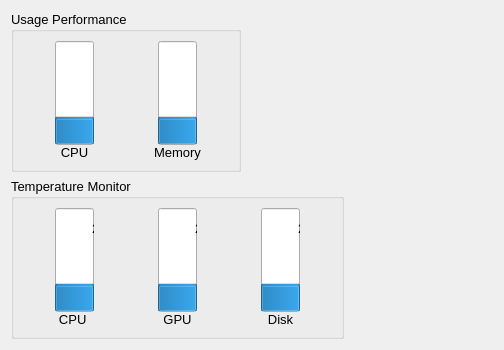
Old version of the form BLHardwareScaner/BLHardwareScaner/Ui/TempManagement.ui in the repository BurnellLiu/LiuProject.
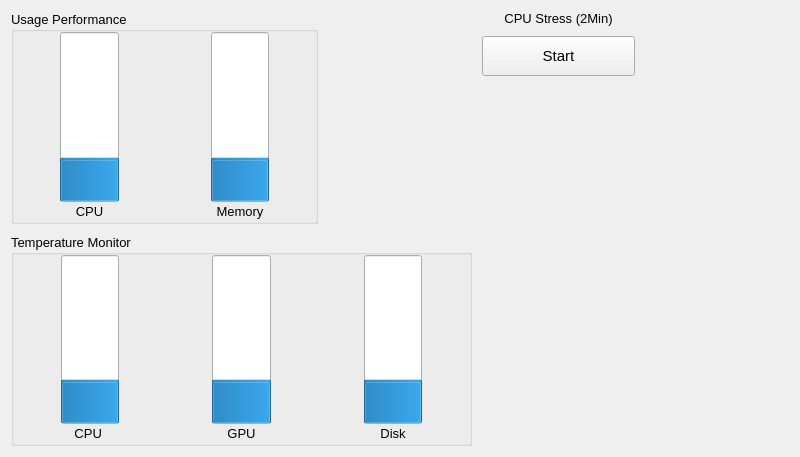
New version of the form.

```diff
--- a/BLHardwareScaner/BLHardwareScaner/Ui/TempManagement.ui
+++ b/BLHardwareScaner/BLHardwareScaner/Ui/TempManagement.ui
@@ -6,8 +6,8 @@
    <rect>
     <x>0</x>
     <y>0</y>
-    <width>504</width>
-    <height>350</height>
+    <width>800</width>
+    <height>457</height>
    </rect>
   </property>
   <property name="windowTitle">
@@ -16,8 +16,231 @@
   <property name="styleSheet">
    <string notr="true"/>
   </property>
-  <layout class="QFormLayout" name="formLayout">
-   <item row="1" column="0">
+  <layout class="QHBoxLayout" name="horizontalLayout_10">
+   <item>
+    <layout class="QHBoxLayout" name="horizontalLayout_9" stretch="3,1,1">
+     <property name="spacing">
+      <number>10</number>
+     </property>
+     <item>
+      <layout class="QVBoxLayout" name="verticalLayout_7">
+       <item>
+        <layout class="QHBoxLayout" name="horizontalLayout_8" stretch="2,1">
+         <property name="spacing">
+          <number>0</number>
+         </property>
+         <item>
+          <widget class="QGroupBox" name="groupBox">
+           <property name="font">
+            <font>
+             <family>Microsoft YaHei UI</family>
+             <pointsize>10</pointsize>
+            </font>
+           </property>
+           <property name="title">
+            <string>Usage Performance</string>
+           </property>
+           <layout class="QGridLayout" name="gridLayout_2">
+            <property name="margin">
+             <number>0</number>
+            </property>
+            <property name="spacing">
+             <number>0</number>
+            </property>
+            <item row="0" column="0">
+             <layout class="QHBoxLayout" name="horizontalLayout_3">
+              <property name="spacing">
+               <number>0</number>
+              </property>
+              <item>
+               <layout class="QVBoxLayout" name="verticalLayout_2" stretch="9,1">
+                <property name="spacing">
+                 <number>0</number>
+                </property>
+                <item>
+                 <layout class="QHBoxLayout" name="horizontalLayout_2" stretch="4,5,4">
+                  <property name="spacing">
+                   <number>0</number>
+                  </property>
+                  <item>
+                   <spacer name="horizontalSpacer_3">
+                    <property name="orientation">
+                     <enum>Qt::Horizontal</enum>
+                    </property>
+                    <property name="sizeHint" stdset="0">
+                     <size>
+                      <width>40</width>
+                      <height>20</height>
+                     </size>
+                    </property>
+                   </spacer>
+                  </item>
+                  <item>
+                   <widget class="QProgressBar" name="progressBarCpuUsage">
+                    <property name="sizePolicy">
+                     <sizepolicy hsizetype="Expanding" vsizetype="Expanding">
+                      <horstretch>0</horstretch>
+                      <verstretch>0</verstretch>
+                     </sizepolicy>
+                    </property>
+                    <property name="font">
+                     <font>
+                      <family>Microsoft YaHei UI</family>
+                      <pointsize>10</pointsize>
+                     </font>
+                    </property>
+                    <property name="styleSheet">
+                     <string notr="true"/>
+                    </property>
+                    <property name="value">
+                     <number>24</number>
+                    </property>
+                    <property name="alignment">
+                     <set>Qt::AlignHCenter|Qt::AlignTop</set>
+                    </property>
+                    <property name="orientation">
+                     <enum>Qt::Vertical</enum>
+                    </property>
+                   </widget>
+                  </item>
+                  <item>
+                   <spacer name="horizontalSpacer_4">
+                    <property name="orientation">
+                     <enum>Qt::Horizontal</enum>
+                    </property>
+                    <property name="sizeHint" stdset="0">
+                     <size>
+                      <width>40</width>
+                      <height>20</height>
+                     </size>
+                    </property>
+                   </spacer>
+                  </item>
+                 </layout>
+                </item>
+                <item>
+                 <widget class="QLabel" name="label_1">
+                  <property name="font">
+                   <font>
+                    <family>Microsoft YaHei UI</family>
+                    <pointsize>10</pointsize>
+                   </font>
+                  </property>
+                  <property name="text">
+                   <string>CPU</string>
+                  </property>
+                  <property name="alignment">
+                   <set>Qt::AlignCenter</set>
+                  </property>
+                 </widget>
+                </item>
+               </layout>
+              </item>
+              <item>
+               <layout class="QVBoxLayout" name="verticalLayout" stretch="9,1">
+                <property name="spacing">
+                 <number>0</number>
+                </property>
+                <item>
+                 <layout class="QHBoxLayout" name="horizontalLayout" stretch="4,5,4">
+                  <property name="spacing">
+                   <number>0</number>
+                  </property>
+                  <item>
+                   <spacer name="horizontalSpacer">
+                    <property name="orientation">
+                     <enum>Qt::Horizontal</enum>
+                    </property>
+                    <property name="sizeHint" stdset="0">
+                     <size>
+                      <width>40</width>
+                      <height>20</height>
+                     </size>
+                    </property>
+                   </spacer>
+                  </item>
+                  <item>
+                   <widget class="QProgressBar" name="progressBarMemUsage">
+                    <property name="sizePolicy">
+                     <sizepolicy hsizetype="Expanding" vsizetype="Expanding">
+                      <horstretch>0</horstretch>
+                      <verstretch>0</verstretch>
+                     </sizepolicy>
+                    </property>
+                    <property name="font">
+                     <font>
+                      <family>Microsoft YaHei UI</family>
+                      <pointsize>10</pointsize>
+                     </font>
+                    </property>
+                    <property name="styleSheet">
+                     <string notr="true"/>
+                    </property>
+                    <property name="value">
+                     <number>24</number>
+                    </property>
+                    <property name="alignment">
+                     <set>Qt::AlignHCenter|Qt::AlignTop</set>
+                    </property>
+                    <property name="orientation">
+                     <enum>Qt::Vertical</enum>
+                    </property>
+                   </widget>
+                  </item>
+                  <item>
+                   <spacer name="horizontalSpacer_2">
+                    <property name="orientation">
+                     <enum>Qt::Horizontal</enum>
+                    </property>
+                    <property name="sizeHint" stdset="0">
+                     <size>
+                      <width>40</width>
+                      <height>20</height>
+                     </size>
+                    </property>
+                   </spacer>
+                  </item>
+                 </layout>
+                </item>
+                <item>
+                 <widget class="QLabel" name="label_2">
+                  <property name="font">
+                   <font>
+                    <family>Microsoft YaHei UI</family>
+                    <pointsize>10</pointsize>
+                   </font>
+                  </property>
+                  <property name="text">
+                   <string>Memory</string>
+                  </property>
+                  <property name="alignment">
+                   <set>Qt::AlignCenter</set>
+                  </property>
+                 </widget>
+                </item>
+               </layout>
+              </item>
+             </layout>
+            </item>
+           </layout>
+          </widget>
+         </item>
+         <item>
+          <spacer name="horizontalSpacer_11">
+           <property name="orientation">
+            <enum>Qt::Horizontal</enum>
+           </property>
+           <property name="sizeHint" stdset="0">
+            <size>
+             <width>40</width>
+             <height>20</height>
+            </size>
+           </property>
+          </spacer>
+         </item>
+        </layout>
+       </item>
+       <item>
     <widget class="QGroupBox" name="groupBox_2">
      <property name="font">
       <font>
@@ -29,6 +252,12 @@
       <string>Temperature Monitor</string>
      </property>
      <layout class="QGridLayout" name="gridLayout_3">
+          <property name="margin">
+           <number>0</number>
+          </property>
+          <property name="spacing">
+           <number>0</number>
+          </property>
       <item row="0" column="0">
        <layout class="QHBoxLayout" name="horizontalLayout_7">
         <property name="spacing">
@@ -303,91 +532,55 @@
      </layout>
     </widget>
    </item>
-   <item row="0" column="0">
-    <widget class="QGroupBox" name="groupBox">
+      </layout>
+     </item>
+     <item>
+      <layout class="QVBoxLayout" name="verticalLayout_8">
+       <item>
+        <layout class="QVBoxLayout" name="verticalLayout_6">
+         <item>
+          <widget class="QLabel" name="label">
      <property name="font">
       <font>
        <family>Microsoft YaHei UI</family>
        <pointsize>10</pointsize>
       </font>
      </property>
-     <property name="title">
-      <string>Usage Performance</string>
-     </property>
-     <layout class="QGridLayout" name="gridLayout_2">
-      <item row="0" column="0">
-       <layout class="QHBoxLayout" name="horizontalLayout_3">
-        <property name="spacing">
-         <number>0</number>
-        </property>
-        <item>
-         <layout class="QVBoxLayout" name="verticalLayout_2" stretch="9,1">
-          <property name="spacing">
-           <number>0</number>
-          </property>
-          <item>
-           <layout class="QHBoxLayout" name="horizontalLayout_2" stretch="4,5,4">
-            <property name="spacing">
-             <number>0</number>
-            </property>
-            <item>
-             <spacer name="horizontalSpacer_3">
-              <property name="orientation">
-               <enum>Qt::Horizontal</enum>
-              </property>
-              <property name="sizeHint" stdset="0">
-               <size>
-                <width>40</width>
-                <height>20</height>
-               </size>
-              </property>
-             </spacer>
+           <property name="text">
+            <string>CPU Stress (2Min)</string>
+           </property>
+           <property name="alignment">
+            <set>Qt::AlignCenter</set>
+           </property>
+          </widget>
             </item>
             <item>
-             <widget class="QProgressBar" name="progressBarCpuUsage">
+          <widget class="QPushButton" name="pushButtonCpuAction">
               <property name="sizePolicy">
-               <sizepolicy hsizetype="Expanding" vsizetype="Expanding">
+            <sizepolicy hsizetype="Expanding" vsizetype="Fixed">
                 <horstretch>0</horstretch>
                 <verstretch>0</verstretch>
                </sizepolicy>
               </property>
+           <property name="minimumSize">
+            <size>
+             <width>0</width>
+             <height>40</height>
+            </size>
+           </property>
               <property name="font">
                <font>
                 <family>Microsoft YaHei UI</family>
-                <pointsize>10</pointsize>
-               </font>
-              </property>
-              <property name="styleSheet">
-               <string notr="true"/>
-              </property>
-              <property name="value">
-               <number>24</number>
-              </property>
-              <property name="alignment">
-               <set>Qt::AlignHCenter|Qt::AlignTop</set>
-              </property>
-              <property name="orientation">
-               <enum>Qt::Vertical</enum>
-              </property>
+             <pointsize>11</pointsize>
+            </font>
+           </property>
+           <property name="text">
+            <string>Start</string>
+           </property>
              </widget>
             </item>
             <item>
-             <spacer name="horizontalSpacer_4">
-              <property name="orientation">
-               <enum>Qt::Horizontal</enum>
-              </property>
-              <property name="sizeHint" stdset="0">
-               <size>
-                <width>40</width>
-                <height>20</height>
-               </size>
-              </property>
-             </spacer>
-            </item>
-           </layout>
-          </item>
-          <item>
-           <widget class="QLabel" name="label_1">
+          <widget class="QLabel" name="labelCpuScore">
             <property name="font">
              <font>
               <family>Microsoft YaHei UI</family>
@@ -395,7 +588,7 @@
              </font>
             </property>
             <property name="text">
-             <string>CPU</string>
+            <string/>
             </property>
             <property name="alignment">
              <set>Qt::AlignCenter</set>
@@ -405,58 +598,22 @@
          </layout>
         </item>
         <item>
-         <layout class="QVBoxLayout" name="verticalLayout" stretch="9,1">
-          <property name="spacing">
-           <number>0</number>
-          </property>
-          <item>
-           <layout class="QHBoxLayout" name="horizontalLayout" stretch="4,5,4">
-            <property name="spacing">
-             <number>0</number>
-            </property>
-            <item>
-             <spacer name="horizontalSpacer">
+        <spacer name="verticalSpacer">
               <property name="orientation">
-               <enum>Qt::Horizontal</enum>
+          <enum>Qt::Vertical</enum>
               </property>
               <property name="sizeHint" stdset="0">
                <size>
-                <width>40</width>
-                <height>20</height>
+           <width>20</width>
+           <height>40</height>
                </size>
               </property>
              </spacer>
             </item>
-            <item>
-             <widget class="QProgressBar" name="progressBarMemUsage">
-              <property name="sizePolicy">
-               <sizepolicy hsizetype="Expanding" vsizetype="Expanding">
-                <horstretch>0</horstretch>
-                <verstretch>0</verstretch>
-               </sizepolicy>
-              </property>
-              <property name="font">
-               <font>
-                <family>Microsoft YaHei UI</family>
-                <pointsize>10</pointsize>
-               </font>
-              </property>
-              <property name="styleSheet">
-               <string notr="true"/>
-              </property>
-              <property name="value">
-               <number>24</number>
-              </property>
-              <property name="alignment">
-               <set>Qt::AlignHCenter|Qt::AlignTop</set>
-              </property>
-              <property name="orientation">
-               <enum>Qt::Vertical</enum>
-              </property>
-             </widget>
+      </layout>
             </item>
             <item>
-             <spacer name="horizontalSpacer_2">
+      <spacer name="horizontalSpacer_12">
               <property name="orientation">
                <enum>Qt::Horizontal</enum>
               </property>
@@ -469,29 +626,6 @@
              </spacer>
             </item>
            </layout>
-          </item>
-          <item>
-           <widget class="QLabel" name="label_2">
-            <property name="font">
-             <font>
-              <family>Microsoft YaHei UI</family>
-              <pointsize>10</pointsize>
-             </font>
-            </property>
-            <property name="text">
-             <string>Memory</string>
-            </property>
-            <property name="alignment">
-             <set>Qt::AlignCenter</set>
-            </property>
-           </widget>
-          </item>
-         </layout>
-        </item>
-       </layout>
-      </item>
-     </layout>
-    </widget>
    </item>
   </layout>
  </widget>
```
Lines whose indentation alone changed are shown as unchanged.
